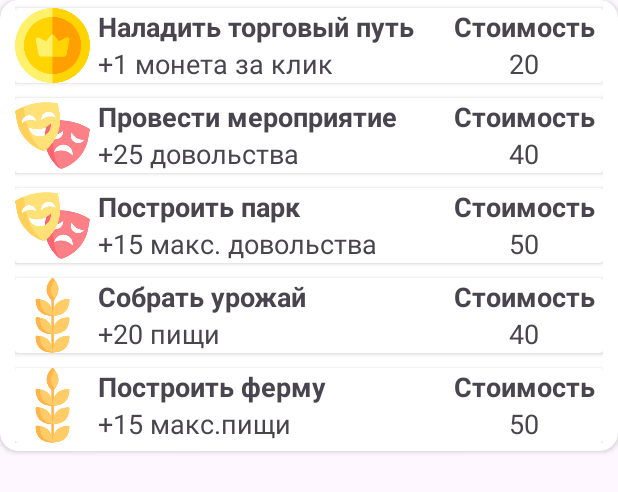
After one commit to kirushaaxd/ObserverWhite, an Android app: the layout fragment_town_upgrade.xml on its own in the app's theme, with its tools: preview values and no code run, on a phone screen of 412 x 824 dp. The commit adds this screen. Shown: the top 492 px of the screen. Run offline under Robolectric (Android 15) with nearby library versions, the light colour scheme and no system bars.

Commit message:
Town Upgrades

```diff
--- a/app/build.gradle.kts
+++ b/app/build.gradle.kts
@@ -18,6 +18,7 @@ android {
 
     buildFeatures {
         viewBinding = true
+        dataBinding = true
     }
 
     buildTypes {
--- /dev/null
+++ b/app/src/main/res/layout/fragment_town_upgrade.xml
@@ -0,0 +1,375 @@
+<?xml version="1.0" encoding="utf-8"?>
+<androidx.cardview.widget.CardView xmlns:android="http://schemas.android.com/apk/res/android"
+    android:layout_width="match_parent"
+    xmlns:app="http://schemas.android.com/apk/res-auto"
+    app:cardCornerRadius="12dp"
+    android:background="@color/white"
+    android:layout_height="wrap_content">
+
+    <LinearLayout
+        android:layout_width="match_parent"
+        android:layout_height="wrap_content"
+        android:orientation="vertical"
+        android:layout_marginStart="10dp"
+        android:layout_marginEnd="10dp"
+        android:layout_marginBottom="5dp">
+
+        <androidx.cardview.widget.CardView
+            style="@style/Upgrade"
+            android:background="@color/black"
+            android:layout_width="match_parent"
+            android:layout_height="wrap_content"
+            android:layout_marginTop="5dp"
+            android:clickable="true"
+            android:id="@+id/upgrade_coin_per_click_btn">
+
+            <LinearLayout
+                android:layout_width="match_parent"
+                android:layout_height="wrap_content"
+                android:orientation="horizontal">
+
+                <ImageView
+                    android:layout_width="50dp"
+                    android:layout_height="50dp"
+                    android:src="@drawable/coin" />
+
+                <LinearLayout
+                    android:layout_width="wrap_content"
+                    android:layout_height="wrap_content"
+                    android:layout_marginStart="5dp"
+                    android:orientation="vertical">
+
+                    <TextView
+                        style="@style/UpgradeText"
+                        android:layout_width="wrap_content"
+                        android:layout_height="wrap_content"
+                        android:text="Наладить торговый путь"
+                        android:textStyle="bold" />
+
+                    <TextView
+                        style="@style/UpgradeText"
+                        android:layout_width="wrap_content"
+                        android:layout_height="wrap_content"
+                        android:text="+1 монета за клик" />
+                </LinearLayout>
+
+                <LinearLayout
+                    android:layout_width="match_parent"
+                    android:layout_height="wrap_content"
+                    android:layout_weight="1" />
+
+                <LinearLayout
+                    android:layout_width="wrap_content"
+                    android:layout_height="wrap_content"
+                    android:layout_marginEnd="5dp"
+                    android:gravity="center"
+                    android:orientation="vertical">
+
+                    <TextView
+                        style="@style/UpgradeText"
+                        android:layout_width="wrap_content"
+                        android:layout_height="wrap_content"
+                        android:text="Стоимость"
+                        android:textStyle="bold" />
+
+                    <TextView
+                        android:id="@+id/upgrade_coin_per_click_price"
+                        style="@style/UpgradeText"
+                        android:layout_width="wrap_content"
+                        android:layout_height="wrap_content"
+                        android:text="20" />
+                </LinearLayout>
+
+            </LinearLayout>
+        </androidx.cardview.widget.CardView>
+
+        <androidx.cardview.widget.CardView
+            style="@style/Upgrade"
+            android:background="@color/black"
+            android:layout_width="match_parent"
+            android:layout_height="wrap_content"
+            android:layout_marginTop="10dp"
+            android:clickable="true"
+            android:id="@+id/upgrade_entertainment_buy_btn">
+
+            <LinearLayout
+                android:layout_width="match_parent"
+                android:layout_height="wrap_content"
+                android:orientation="horizontal">
+
+                <ImageView
+                    android:layout_width="50dp"
+                    android:layout_height="50dp"
+                    android:src="@drawable/entertainment" />
+
+                <LinearLayout
+                    android:layout_width="wrap_content"
+                    android:layout_height="wrap_content"
+                    android:layout_marginStart="5dp"
+                    android:orientation="vertical">
+
+                    <TextView
+                        android:id="@+id/upgrade_entertainment_buy_text"
+                        style="@style/UpgradeText"
+                        android:layout_width="wrap_content"
+                        android:layout_height="wrap_content"
+                        android:text="Провести мероприятие"
+                        android:textStyle="bold" />
+
+                    <TextView
+                        style="@style/UpgradeText"
+                        android:layout_width="wrap_content"
+                        android:layout_height="wrap_content"
+                        android:text="+25 довольства" />
+                </LinearLayout>
+
+                <LinearLayout
+                    android:layout_width="match_parent"
+                    android:layout_height="wrap_content"
+                    android:layout_weight="1" />
+
+                <LinearLayout
+                    android:layout_width="wrap_content"
+                    android:layout_height="wrap_content"
+                    android:layout_marginEnd="5dp"
+                    android:gravity="center"
+                    android:orientation="vertical">
+
+                    <TextView
+                        style="@style/UpgradeText"
+                        android:layout_width="wrap_content"
+                        android:layout_height="wrap_content"
+                        android:text="Стоимость"
+                        android:textStyle="bold" />
+
+                    <TextView
+                        android:id="@+id/upgrade_entertainment_buy_price"
+
+                        style="@style/UpgradeText"
+                        android:layout_width="wrap_content"
+                        android:layout_height="wrap_content"
+                        android:text="40"/>
+                </LinearLayout>
+
+            </LinearLayout>
+        </androidx.cardview.widget.CardView>
+
+        <androidx.cardview.widget.CardView
+            style="@style/Upgrade"
+            android:background="@color/black"
+            android:layout_width="match_parent"
+            android:layout_height="wrap_content"
+            android:layout_marginTop="10dp"
+            android:clickable="true"
+            android:id="@+id/upgrade_entertainment_max_btn">
+
+            <LinearLayout
+                android:layout_width="match_parent"
+                android:layout_height="wrap_content"
+                android:orientation="horizontal">
+
+                <ImageView
+                    android:layout_width="50dp"
+                    android:layout_height="50dp"
+                    android:src="@drawable/entertainment" />
+
+                <LinearLayout
+                    android:layout_width="wrap_content"
+                    android:layout_height="wrap_content"
+                    android:layout_marginStart="5dp"
+                    android:orientation="vertical">
+
+                    <TextView
+                        android:id="@+id/upgrade_entertainment_max_text"
+
+                        style="@style/UpgradeText"
+                        android:layout_width="wrap_content"
+                        android:layout_height="wrap_content"
+                        android:text="Построить парк"
+                        android:textStyle="bold" />
+
+                    <TextView
+                        style="@style/UpgradeText"
+                        android:layout_width="wrap_content"
+                        android:layout_height="wrap_content"
+                        android:text="+15 макс. довольства" />
+                </LinearLayout>
+
+                <LinearLayout
+                    android:layout_width="match_parent"
+                    android:layout_height="wrap_content"
+                    android:layout_weight="1" />
+
+                <LinearLayout
+                    android:layout_width="wrap_content"
+                    android:layout_height="wrap_content"
+                    android:layout_marginEnd="5dp"
+                    android:gravity="center"
+                    android:orientation="vertical">
+
+                    <TextView
+                        style="@style/UpgradeText"
+                        android:layout_width="wrap_content"
+                        android:layout_height="wrap_content"
+                        android:text="Стоимость"
+                        android:textStyle="bold" />
+
+                    <TextView
+                        android:id="@+id/upgrade_entertainment_max_price"
+
+                        style="@style/UpgradeText"
+                        android:layout_width="wrap_content"
+                        android:layout_height="wrap_content"
+                        android:text="50" />
+                </LinearLayout>
+
+            </LinearLayout>
+        </androidx.cardview.widget.CardView>
+
+        <androidx.cardview.widget.CardView
+            style="@style/Upgrade"
+            android:background="@color/black"
+            android:layout_width="match_parent"
+            android:layout_height="wrap_content"
+            android:layout_marginTop="10dp"
+            android:clickable="true"
+            android:id="@+id/upgrade_food_buy_btn">
+
+            <LinearLayout
+                android:layout_width="match_parent"
+                android:layout_height="wrap_content"
+                android:orientation="horizontal">
+
+                <ImageView
+                    android:layout_width="50dp"
+                    android:layout_height="50dp"
+                    android:src="@drawable/food" />
+
+                <LinearLayout
+                    android:layout_width="wrap_content"
+                    android:layout_height="wrap_content"
+                    android:layout_marginStart="5dp"
+                    android:orientation="vertical">
+
+                    <TextView
+                        android:id="@+id/upgrade_food_buy_text"
+
+                        style="@style/UpgradeText"
+                        android:layout_width="wrap_content"
+                        android:layout_height="wrap_content"
+                        android:text="Собрать урожай"
+                        android:textStyle="bold" />
+
+                    <TextView
+                        style="@style/UpgradeText"
+                        android:layout_width="wrap_content"
+                        android:layout_height="wrap_content"
+                        android:text="+20 пищи" />
+                </LinearLayout>
+
+                <LinearLayout
+                    android:layout_width="match_parent"
+                    android:layout_height="wrap_content"
+                    android:layout_weight="1" />
+
+                <LinearLayout
+                    android:layout_width="wrap_content"
+                    android:layout_height="wrap_content"
+                    android:layout_marginEnd="5dp"
+                    android:gravity="center"
+                    android:orientation="vertical">
+
+                    <TextView
+                        style="@style/UpgradeText"
+                        android:layout_width="wrap_content"
+                        android:layout_height="wrap_content"
+                        android:text="Стоимость"
+                        android:textStyle="bold" />
+
+                    <TextView
+                        android:id="@+id/upgrade_food_buy_price"
+
+                        style="@style/UpgradeText"
+                        android:layout_width="wrap_content"
+                        android:layout_height="wrap_content"
+                        android:text="40" />
+                </LinearLayout>
+
+            </LinearLayout>
+        </androidx.cardview.widget.CardView>
+
+        <androidx.cardview.widget.CardView
+            style="@style/Upgrade"
+            android:background="@color/black"
+            android:layout_width="match_parent"
+            android:layout_height="wrap_content"
+            android:layout_marginTop="10dp"
+            android:clickable="true"
+            android:id="@+id/upgrade_food_max_btn">
+
+            <LinearLayout
+                android:layout_width="match_parent"
+                android:layout_height="wrap_content"
+                android:orientation="horizontal">
+
+                <ImageView
+                    android:layout_width="50dp"
+                    android:layout_height="50dp"
+                    android:src="@drawable/food" />
+
+                <LinearLayout
+                    android:layout_width="wrap_content"
+                    android:layout_height="wrap_content"
+                    android:layout_marginStart="5dp"
+                    android:orientation="vertical">
+
+                    <TextView
+                        android:id="@+id/upgrade_food_max_text"
+
+                        style="@style/UpgradeText"
+                        android:layout_width="wrap_content"
+                        android:layout_height="wrap_content"
+                        android:text="Построить ферму"
+                        android:textStyle="bold" />
+
+                    <TextView
+                        style="@style/UpgradeText"
+                        android:layout_width="wrap_content"
+                        android:layout_height="wrap_content"
+                        android:text="+15 макс.пищи" />
+                </LinearLayout>
+
+                <LinearLayout
+                    android:layout_width="match_parent"
+                    android:layout_height="wrap_content"
+                    android:layout_weight="1" />
+
+                <LinearLayout
+                    android:layout_width="wrap_content"
+                    android:layout_height="wrap_content"
+                    android:layout_marginEnd="5dp"
+                    android:gravity="center"
+                    android:orientation="vertical">
+
+                    <TextView
+                        style="@style/UpgradeText"
+                        android:layout_width="wrap_content"
+                        android:layout_height="wrap_content"
+                        android:text="Стоимость"
+                        android:textStyle="bold" />
+
+                    <TextView
+                        android:id="@+id/upgrade_food_max_price"
+
+                        style="@style/UpgradeText"
+                        android:layout_width="wrap_content"
+                        android:layout_height="wrap_content"
+                        android:text="50" />
+                </LinearLayout>
+
+            </LinearLayout>
+        </androidx.cardview.widget.CardView>
+
+    </LinearLayout>
+
+</androidx.cardview.widget.CardView>
--- a/app/src/main/res/values/themes.xml
+++ b/app/src/main/res/values/themes.xml
@@ -9,7 +9,7 @@
 
     <style name="MenuButton" parent="Widget.MaterialComponents.Button.OutlinedButton">
         <item name="android:textColor">@color/black</item>
-        <item name="cornerRadius">12sp</item>
+        <item name="cornerRadius">12dp</item>
         <item name="android:textSize">20dp</item>
         <item name="strokeWidth">2dp</item>
         <item name="strokeColor">@color/black</item>
@@ -19,11 +19,23 @@
 
     <style name="TownButton" parent="Widget.MaterialComponents.Button.OutlinedButton">
         <item name="android:textColor">@color/black</item>
-        <item name="cornerRadius">12sp</item>
-        <item name="android:textSize">18dp</item>
+        <item name="cornerRadius">12dp</item>
+        <item name="android:textSize">17dp</item>
         <item name="strokeWidth">2dp</item>
         <item name="strokeColor">@color/black</item>
         <item name="android:layout_width">wrap_content</item>
         <item name="android:layout_height">wrap_content</item>
     </style>
+
+    <style name="Upgrade" parent="CardView">
+        <item name="cornerRadius">12dp</item>
+        <item name="strokeWidth">2dp</item>
+        <item name="strokeColor">@color/black</item>
+    </style>
+
+    <style name="UpgradeText" parent="Widget.AppCompat.TextView">
+        <item name="android:textSize">18dp</item>
+
+    </style>
+
 </resources>
```
Also changed, not shown: app/src/main/java/com/example/observerwhite/CitySimulation.java (+103 -0 lines), app/src/main/java/com/example/observerwhite/MainActivity.java (+3 -7 lines), app/src/main/java/com/example/observerwhite/TownGrowthActivity.java (+13 -1 lines), app/src/main/java/com/example/observerwhite/TownUpgradeFragment.java (added, +121 -0 lines).
